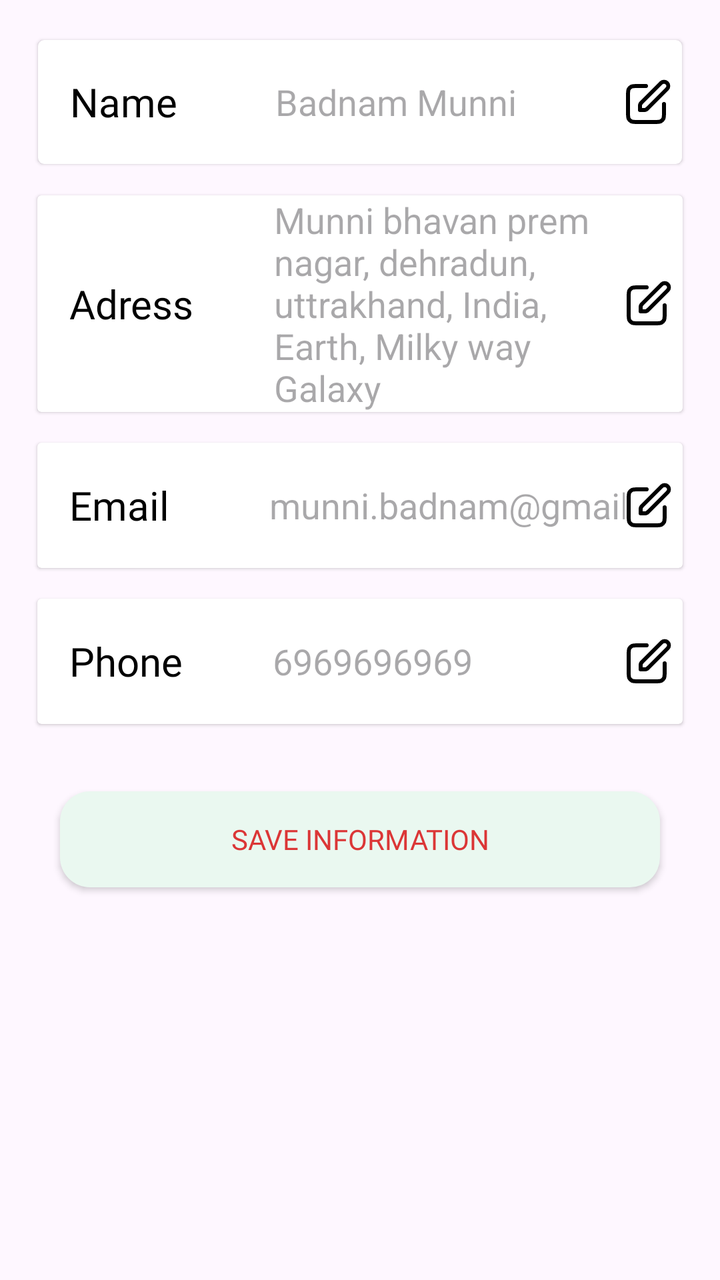
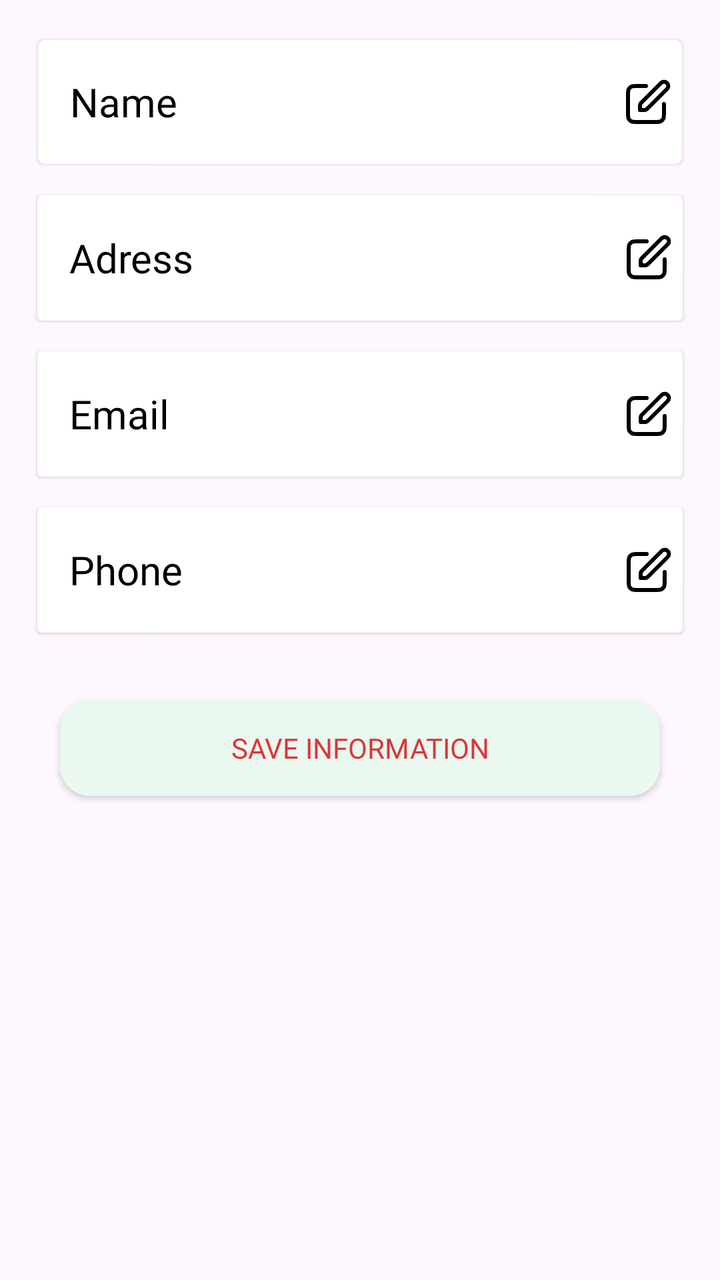

Screens rendered from an Android XML layout before and after an edit, with the pre-edit source and the edit as a unified diff.
<!-- AndroidManifest.xml: application theme Theme.NukkadEats -->
<!-- res/layout/fragment_profile.xml -->
<?xml version="1.0" encoding="utf-8"?>
<FrameLayout xmlns:android="http://schemas.android.com/apk/res/android"
    xmlns:app="http://schemas.android.com/apk/res-auto"
    xmlns:tools="http://schemas.android.com/tools"
    android:layout_width="match_parent"
    android:layout_height="match_parent"
    tools:context=".Fragments.ProfileFragment">

    <LinearLayout
        android:layout_width="match_parent"
        android:layout_height="match_parent"
        android:orientation="vertical">

        <androidx.cardview.widget.CardView
            android:layout_width="match_parent"
            android:layout_height="70dp"
            android:layout_marginLeft="16dp"
            android:layout_marginTop="16dp"
            android:layout_marginRight="16dp"
            app:cardCornerRadius="3dp"
            app:cardElevation="1dp"
            app:cardUseCompatPadding="true">

            <LinearLayout
                android:layout_width="match_parent"
                android:layout_height="match_parent"
                android:layout_gravity="center_vertical"
                android:orientation="horizontal"
                android:paddingRight="5dp">

                <TextView
                    android:layout_width="wrap_content"
                    android:layout_height="match_parent"
                    android:layout_marginStart="16dp"
                    android:fontFamily="@font/yeon_sung"
                    android:gravity="center_vertical"
                    android:text="Name"
                    android:textColor="@color/black"
                    android:textSize="20sp" />

                <EditText
                    android:id="@+id/nameProfile"
                    android:layout_width="wrap_content"
                    android:layout_height="match_parent"
                    android:layout_marginLeft="49dp"
                    android:layout_weight="1"
                    android:background="@null"
                    android:drawableEnd="@drawable/edit_icon"
                    android:gravity="start|center_vertical"
                    android:hint="Badnam Munni" />

            </LinearLayout>


        </androidx.cardview.widget.CardView>

        <androidx.cardview.widget.CardView
            android:layout_width="match_parent"
            android:layout_height="wrap_content"
            android:layout_marginLeft="16dp"
            android:layout_marginTop="8dp"
            android:layout_marginRight="16dp"
            app:cardElevation="1dp"
            app:cardUseCompatPadding="true">

            <LinearLayout
                android:layout_width="match_parent"
                android:layout_height="wrap_content"
                android:layout_gravity="center_vertical"
                android:orientation="horizontal"
                android:paddingRight="5dp"
                app:cardCornerRadius="3dp">

                <TextView
                    android:layout_width="wrap_content"
                    android:layout_height="match_parent"
                    android:layout_marginStart="16dp"
                    android:fontFamily="@font/yeon_sung"
                    android:gravity="center_vertical"
                    android:text="Adress"
                    android:textColor="@color/black"
                    android:textSize="20sp" />

                <EditText
                    android:id="@+id/addressProfile"
                    android:layout_width="match_parent"
                    android:layout_height="match_parent"
                    android:layout_marginLeft="40dp"
                    android:layout_weight="1"
                    android:background="@null"
                    android:drawableEnd="@drawable/edit_icon"
                    android:gravity="start|center"
                    android:hint="Munni bhavan prem nagar, dehradun, uttrakhand, India, Earth, Milky way Galaxy" />

            </LinearLayout>


        </androidx.cardview.widget.CardView>

        <androidx.cardview.widget.CardView
            android:layout_width="match_parent"
            android:layout_height="70dp"
            android:layout_marginLeft="16dp"
            android:layout_marginTop="8dp"
            android:layout_marginRight="16dp"
            app:cardElevation="1dp"
            app:cardUseCompatPadding="true">

            <LinearLayout
                android:layout_width="match_parent"
                android:layout_height="match_parent"
                android:layout_gravity="center_vertical"
                android:orientation="horizontal"
                android:paddingRight="5dp"
                app:cardCornerRadius="3dp">

                <TextView
                    android:layout_width="wrap_content"
                    android:layout_height="match_parent"
                    android:layout_marginStart="16dp"
                    android:fontFamily="@font/yeon_sung"
                    android:gravity="center_vertical"
                    android:text="Email"
                    android:textColor="@color/black"
                    android:textSize="20sp" />

                <EditText
                    android:id="@+id/emailProfile"
                    android:layout_width="0dp"
                    android:layout_height="match_parent"
                    android:layout_marginLeft="50dp"
                    android:layout_weight="1"
                    android:background="@null"
                    android:drawableEnd="@drawable/edit_icon"
                    android:gravity="start|center_vertical"
                    android:hint="munni.badnam@gmail.com"

                    android:inputType="textEmailAddress" />

            </LinearLayout>


        </androidx.cardview.widget.CardView>

        <androidx.cardview.widget.CardView
            android:layout_width="match_parent"
            android:layout_height="70dp"
            android:layout_marginLeft="16dp"
            android:layout_marginTop="8dp"
            android:layout_marginRight="16dp"
            app:cardElevation="1dp"
            app:cardUseCompatPadding="true">

            <LinearLayout
                android:layout_width="match_parent"
                android:layout_height="match_parent"
                android:layout_gravity="center_vertical"
                android:orientation="horizontal"
                android:paddingRight="5dp"
                app:cardCornerRadius="3dp">

                <TextView
                    android:layout_width="wrap_content"
                    android:layout_height="match_parent"
                    android:layout_marginStart="16dp"
                    android:fontFamily="@font/yeon_sung"
                    android:gravity="center_vertical"
                    android:text="Phone"
                    android:textColor="@color/black"
                    android:textSize="20sp" />

                <EditText
                    android:id="@+id/phoneProfile"
                    android:layout_width="0dp"
                    android:layout_height="match_parent"
                    android:layout_marginLeft="45dp"
                    android:layout_weight="1"
                    android:background="@null"
                    android:drawableEnd="@drawable/edit_icon"
                    android:gravity="start|center_vertical"
                    android:hint="6969696969"
                    android:inputType="phone"
                    android:maxLength="10" />

            </LinearLayout>


        </androidx.cardview.widget.CardView>


        <androidx.appcompat.widget.AppCompatButton
            android:id="@+id/saveInfoProfile"
            android:layout_width="300dp"
            android:layout_height="wrap_content"
            android:layout_gravity="center"
            android:layout_marginLeft="16dp"
            android:layout_marginTop="30dp"
            android:layout_marginRight="16dp"
            android:background="@drawable/whitebutton"
            android:backgroundTint="#EAF8F0"
            android:elevation="10dp"
            android:fontFamily="@font/yeon_sung"
            android:text="Save Information"
            android:textColor="@color/reddish"></androidx.appcompat.widget.AppCompatButton>

    </LinearLayout>

</FrameLayout>
<!-- resources referenced by this layout -->
<resources>
  <color name="black">#FF000000</color>
  <color name="reddish">#DB3636</color>"&gt;
  <!-- drawable edit_icon (drawable) -->
  <vector xmlns:android="http://schemas.android.com/apk/res/android"
      android:width="24dp"
      android:height="24dp"
      android:viewportWidth="24"
      android:viewportHeight="24">
    <path
        android:pathData="M11,4H6.8C5.12,4 4.28,4 3.638,4.327C3.074,4.615 2.615,5.074 2.327,5.638C2,6.28 2,7.12 2,8.8V17.2C2,18.88 2,19.72 2.327,20.362C2.615,20.926 3.074,21.385 3.638,21.673C4.28,22 5.12,22 6.8,22H15.2C16.88,22 17.72,22 18.362,21.673C18.927,21.385 19.385,20.926 19.673,20.362C20,19.72 20,18.88 20,17.2V13M8,16H9.675C10.164,16 10.408,16 10.639,15.945C10.842,15.896 11.038,15.815 11.217,15.705C11.418,15.582 11.591,15.409 11.937,15.063L21.5,5.5C22.328,4.672 22.328,3.328 21.5,2.5C20.672,1.672 19.328,1.672 18.5,2.5L8.937,12.063C8.591,12.409 8.418,12.582 8.295,12.783C8.185,12.962 8.104,13.157 8.055,13.361C8,13.592 8,13.836 8,14.325V16Z"
        android:strokeLineJoin="round"
        android:strokeWidth="2"
        android:fillColor="#00000000"
        android:strokeColor="#000000"
        android:strokeLineCap="round"/>
  </vector>
  <!-- drawable whitebutton (drawable) -->
  <?xml version="1.0" encoding="utf-8"?>
  <shape xmlns:android="http://schemas.android.com/apk/res/android">
      <solid android:color="@color/white"/>
      <corners android:radius="15dp"/>
  
  </shape>
  <style name="Theme.NukkadEats" parent="Base.Theme.NukkadEats" />
  <color name="white">#FFFFFFFF</color>
  <style name="Base.Theme.NukkadEats" parent="Theme.Material3.DayNight.NoActionBar">
          
          
  
          <item name="android:statusBarColor">#FAF4FB</item>
          <item name="android:windowLightStatusBar">true</item>
  
      </style>
</resources>

<!-- the commit's change to res/layout/fragment_profile.xml (unified diff, before → after) -->
@@ -47,7 +47,7 @@
                     android:background="@null"
                     android:drawableEnd="@drawable/edit_icon"
                     android:gravity="start|center_vertical"
-                    android:hint="Badnam Munni" />
+                    android:hint="" />
 
             </LinearLayout>
 
@@ -57,6 +57,7 @@
         <androidx.cardview.widget.CardView
             android:layout_width="match_parent"
             android:layout_height="wrap_content"
+            android:minHeight="70dp"
             android:layout_marginLeft="16dp"
             android:layout_marginTop="8dp"
             android:layout_marginRight="16dp"
@@ -90,7 +91,7 @@
                     android:background="@null"
                     android:drawableEnd="@drawable/edit_icon"
                     android:gravity="start|center"
-                    android:hint="Munni bhavan prem nagar, dehradun, uttrakhand, India, Earth, Milky way Galaxy" />
+                    android:hint="" />
 
             </LinearLayout>
 
@@ -133,7 +134,7 @@
                     android:background="@null"
                     android:drawableEnd="@drawable/edit_icon"
                     android:gravity="start|center_vertical"
-                    android:hint="munni.badnam@gmail.com"
+                    android:hint=""
 
                     android:inputType="textEmailAddress" />
 
@@ -178,7 +179,7 @@
                     android:background="@null"
                     android:drawableEnd="@drawable/edit_icon"
                     android:gravity="start|center_vertical"
-                    android:hint="6969696969"
+                    android:hint=""
                     android:inputType="phone"
                     android:maxLength="10" />
 
